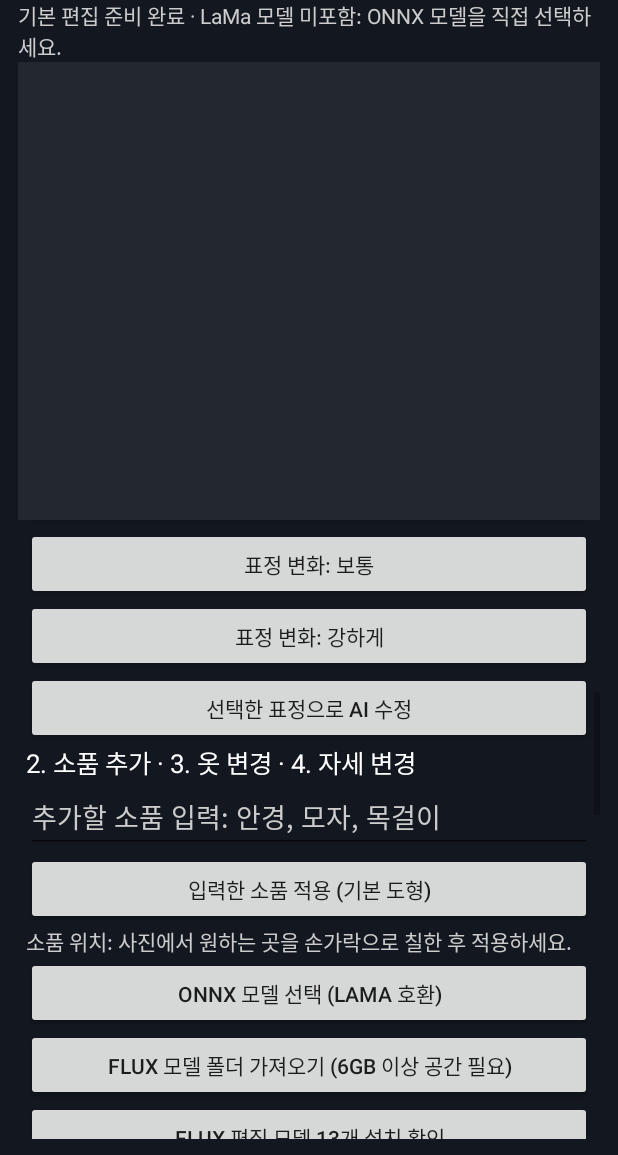
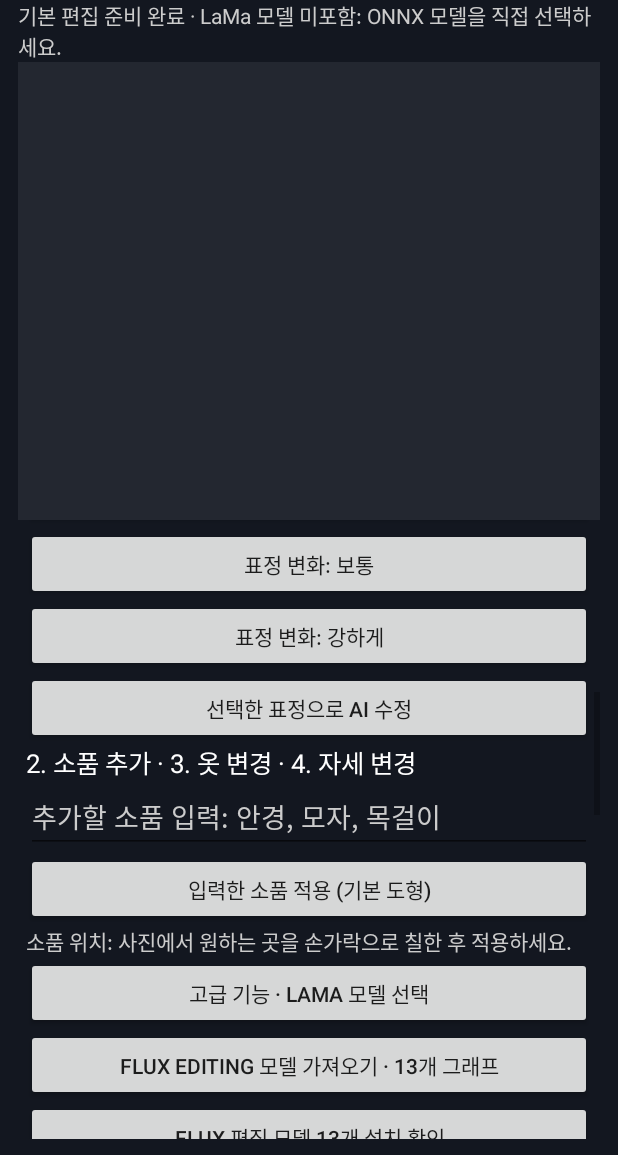
Before and after one commit to s5vrusg22-stack/PhotoForge-Offline, an Android app: the screen it shows after launch (MainActivity), scrolled down 577 dp, on a phone screen of 412 x 824 dp, the part 81-1236 px from its top. Run offline under Robolectric (Android 15) with nearby library versions, the light colour scheme and no system bars; libraries missing offline, so code that uses them is left out: ai.onnxruntime.

Commit message:
Clarify FLUX Editing and LaMa labels

```diff
--- a/app/src/main/java/com/example/photoforge/MainActivity.kt
+++ b/app/src/main/java/com/example/photoforge/MainActivity.kt
@@ -135,8 +135,8 @@ class MainActivity : Activity() {
         controls.addView(promptInput)
         addButton("입력한 소품 적용 (기본 도형)") { applyPromptProp() }
         controls.addView(TextView(this).apply { text = "소품 위치: 사진에서 원하는 곳을 손가락으로 칠한 후 적용하세요."; setTextColor(Color.LTGRAY) })
-        addButton("ONNX 모델 선택 (LaMa 호환)") { pickModel() }
-        addButton("FLUX 모델 폴더 가져오기 (6GB 이상 공간 필요)") {
+        addButton("고급 기능 · LaMa 모델 선택") { pickModel() }
+        addButton("FLUX Editing 모델 가져오기 · 13개 그래프") {
             startActivityForResult(Intent(Intent.ACTION_OPEN_DOCUMENT_TREE).apply {
                 addFlags(Intent.FLAG_GRANT_READ_URI_PERMISSION or Intent.FLAG_GRANT_PERSISTABLE_URI_PERMISSION)
             }, pickFluxDirectory)
@@ -225,7 +225,7 @@ class MainActivity : Activity() {
         addButton("마스크 전체 지우기") { maskView.clearMask() }
         addButton("브러시 작게") { maskView.brushPx = (maskView.brushPx - 12f).coerceAtLeast(12f) }
         addButton("브러시 크게") { maskView.brushPx = (maskView.brushPx + 12f).coerceAtMost(160f) }
-        addButton("선택 영역만 AI로 지우기") { executeInpaint() }
+        addButton("LaMa · 선택 영역 지우기") { executeInpaint() }
         addButton("표정 변경 모드") { editMode = "표정 변경"; updateExpressionStatus() }
         addButton("소품 추가 모드") { editMode = "소품 추가"; status.text = "소품 PNG를 선택해 합성하세요." }
         addButton("옷 변경 모드") { editMode = "옷 변경"; status.text = "옷 부분을 마스크로 지정하세요. AI 의상 생성 모델은 아직 연결되지 않았습니다." }
```
